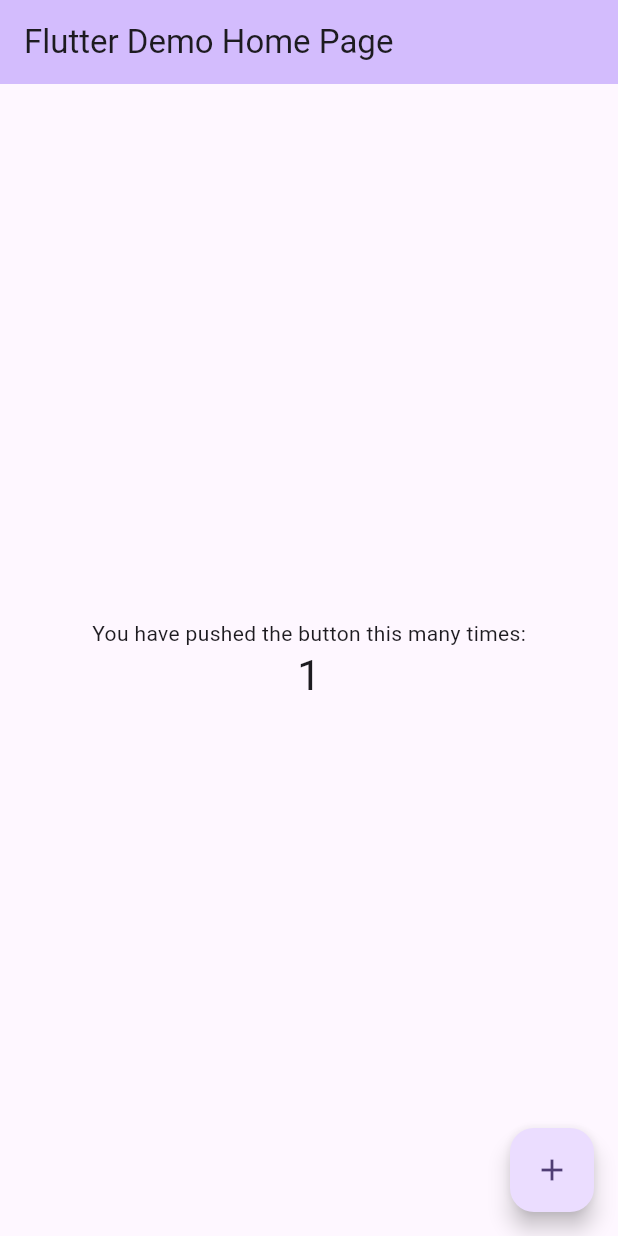
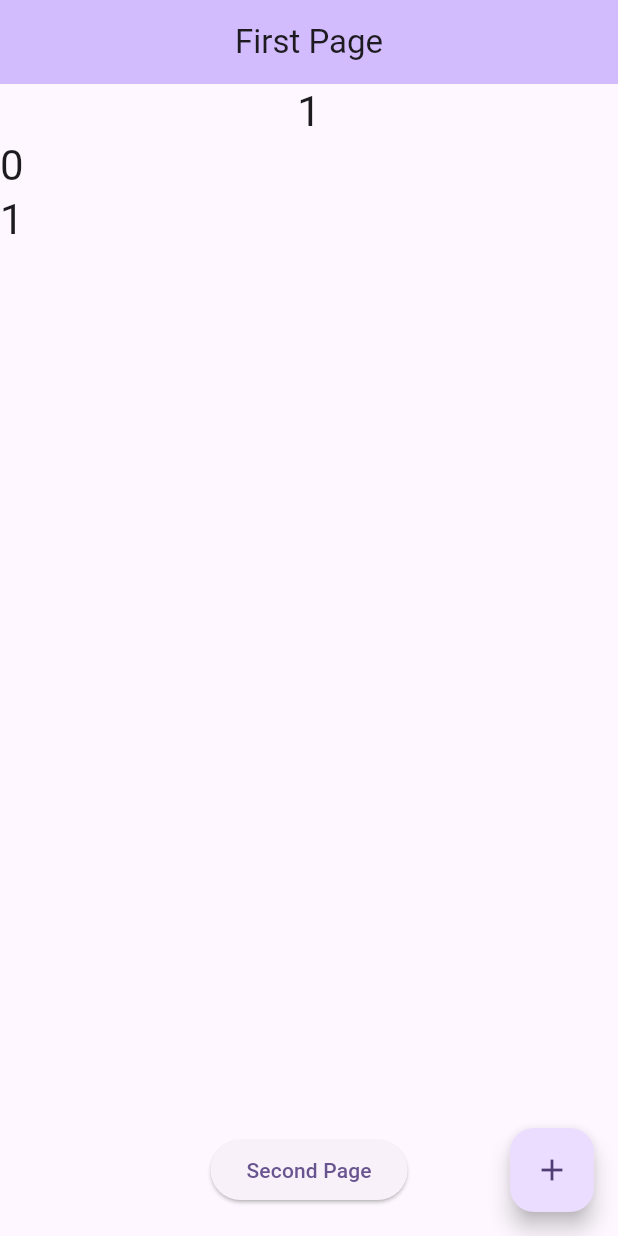
Before and after one commit to siddhant-vij/provider_state_management_demo, a Flutter app: the screen it shows after launch, after a tap on the "add" icon, on a phone screen of 412 x 824 dp. Run offline on Flutter 3.47's test engine with Material 3 defaults, Android fonts, the phone set to English and light mode, and no system bars.

Commit message:
Demo: Provider Package
- State Management across App Pages.

```diff
--- /dev/null
+++ b/lib/first.dart
@@ -0,0 +1,68 @@
+import 'package:flutter/material.dart';
+import 'package:provider/provider.dart';
+
+import 'list_provider.dart';
+import 'second.dart';
+
+class FirstPage extends StatefulWidget {
+  const FirstPage({super.key});
+
+  @override
+  State<FirstPage> createState() => _FirstPageState();
+}
+
+class _FirstPageState extends State<FirstPage> {
+  @override
+  Widget build(BuildContext context) {
+    return Consumer<NumbersListProvider>(
+      builder: (context, number, child) {
+        return Scaffold(
+          appBar: AppBar(
+            backgroundColor: Theme.of(context).colorScheme.inversePrimary,
+            title: const Center(
+              child: Text('First Page'),
+            ),
+          ),
+          body: Column(
+            children: [
+              Text(
+                number.numbers.last.toString(),
+                style: Theme.of(context).textTheme.headlineMedium,
+              ),
+              Expanded(
+                child: ListView.builder(
+                  itemBuilder: (context, index) {
+                    return Text(
+                      number.numbers[index].toString(),
+                      style: Theme.of(context).textTheme.headlineMedium,
+                    );
+                  },
+                  itemCount: number.numbers.length,
+                ),
+              ),
+              const SizedBox(height: 20),
+              ElevatedButton(
+                onPressed: () {
+                  Navigator.push(
+                    context,
+                    MaterialPageRoute(
+                      builder: (context) => const SecondPage(),
+                    ),
+                  );
+                },
+                child: const Text('Second Page'),
+              ),
+              const SizedBox(height: 20),
+            ],
+          ),
+          floatingActionButton: FloatingActionButton(
+            onPressed: () {
+              number.addNumber();
+            },
+            child: const Icon(Icons.add),
+          ),
+        );
+      },
+    );
+  }
+}
--- /dev/null
+++ b/lib/list_provider.dart
@@ -0,0 +1,10 @@
+import 'package:flutter/material.dart';
+
+class NumbersListProvider extends ChangeNotifier {
+  List<int> numbers = [0];
+
+  void addNumber() {
+    numbers.add(numbers.last + 1);
+    notifyListeners();
+  }
+}
--- a/lib/main.dart
+++ b/lib/main.dart
@@ -1,4 +1,8 @@
 import 'package:flutter/material.dart';
+import 'package:provider/provider.dart';
+import 'package:provider_state_management_demo/first.dart';
+
+import 'list_provider.dart';
 
 void main() {
   runApp(const MyApp());
@@ -7,119 +11,20 @@ void main() {
 class MyApp extends StatelessWidget {
   const MyApp({super.key});
 
-  // This widget is the root of your application.
   @override
   Widget build(BuildContext context) {
-    return MaterialApp(
-      title: 'Flutter Demo',
-      theme: ThemeData(
-        // This is the theme of your application.
-        //
-        // TRY THIS: Try running your application with "flutter run". You'll see
-        // the application has a purple toolbar. Then, without quitting the app,
-        // try changing the seedColor in the colorScheme below to Colors.green
-        // and then invoke "hot reload" (save your changes or press the "hot
-        // reload" button in a Flutter-supported IDE, or press "r" if you used
-        // the command line to start the app).
-        //
-        // Notice that the counter didn't reset back to zero; the application
-        // state is not lost during the reload. To reset the state, use hot
-        // restart instead.
-        //
-        // This works for code too, not just values: Most code changes can be
-        // tested with just a hot reload.
-        colorScheme: ColorScheme.fromSeed(seedColor: Colors.deepPurple),
-        useMaterial3: true,
+    return MultiProvider(
+      providers: [
+        ChangeNotifierProvider(create: (_) => NumbersListProvider()),
+      ],
+      child: MaterialApp(
+        home: const FirstPage(),
+        debugShowCheckedModeBanner: false,
+        theme: ThemeData(
+          colorScheme: ColorScheme.fromSeed(seedColor: Colors.deepPurple),
+          useMaterial3: true,
+        ),
       ),
-      home: const MyHomePage(title: 'Flutter Demo Home Page'),
     );
   }
 }
-
-class MyHomePage extends StatefulWidget {
-  const MyHomePage({super.key, required this.title});
-
-  // This widget is the home page of your application. It is stateful, meaning
-  // that it has a State object (defined below) that contains fields that affect
-  // how it looks.
-
-  // This class is the configuration for the state. It holds the values (in this
-  // case the title) provided by the parent (in this case the App widget) and
-  // used by the build method of the State. Fields in a Widget subclass are
-  // always marked "final".
-
-  final String title;
-
-  @override
-  State<MyHomePage> createState() => _MyHomePageState();
-}
-
-class _MyHomePageState extends State<MyHomePage> {
-  int _counter = 0;
-
-  void _incrementCounter() {
-    setState(() {
-      // This call to setState tells the Flutter framework that something has
-      // changed in this State, which causes it to rerun the build method below
-      // so that the display can reflect the updated values. If we changed
-      // _counter without calling setState(), then the build method would not be
-      // called again, and so nothing would appear to happen.
-      _counter++;
-    });
-  }
-
-  @override
-  Widget build(BuildContext context) {
-    // This method is rerun every time setState is called, for instance as done
-    // by the _incrementCounter method above.
-    //
-    // The Flutter framework has been optimized to make rerunning build methods
-    // fast, so that you can just rebuild anything that needs updating rather
-    // than having to individually change instances of widgets.
-    return Scaffold(
-      appBar: AppBar(
-        // TRY THIS: Try changing the color here to a specific color (to
-        // Colors.amber, perhaps?) and trigger a hot reload to see the AppBar
-        // change color while the other colors stay the same.
-        backgroundColor: Theme.of(context).colorScheme.inversePrimary,
-        // Here we take the value from the MyHomePage object that was created by
-        // the App.build method, and use it to set our appbar title.
-        title: Text(widget.title),
-      ),
-      body: Center(
-        // Center is a layout widget. It takes a single child and positions it
-        // in the middle of the parent.
-        child: Column(
-          // Column is also a layout widget. It takes a list of children and
-          // arranges them vertically. By default, it sizes itself to fit its
-          // children horizontally, and tries to be as tall as its parent.
-          //
-          // Column has various properties to control how it sizes itself and
-          // how it positions its children. Here we use mainAxisAlignment to
-          // center the children vertically; the main axis here is the vertical
-          // axis because Columns are vertical (the cross axis would be
-          // horizontal).
-          //
-          // TRY THIS: Invoke "debug painting" (choose the "Toggle Debug Paint"
-          // action in the IDE, or press "p" in the console), to see the
-          // wireframe for each widget.
-          mainAxisAlignment: MainAxisAlignment.center,
-          children: <Widget>[
-            const Text(
-              'You have pushed the button this many times:',
-            ),
-            Text(
-              '$_counter',
-              style: Theme.of(context).textTheme.headlineMedium,
-            ),
-          ],
-        ),
-      ),
-      floatingActionButton: FloatingActionButton(
-        onPressed: _incrementCounter,
-        tooltip: 'Increment',
-        child: const Icon(Icons.add),
-      ), // This trailing comma makes auto-formatting nicer for build methods.
-    );
-  }
-}
--- a/pubspec.yaml
+++ b/pubspec.yaml
@@ -11,6 +11,7 @@ dependencies:
   flutter:
     sdk: flutter
   cupertino_icons: ^1.0.2
+  provider: ^6.1.1
 
 dev_dependencies:
   flutter_test:
```
Also changed, not shown: lib/second.dart (added, +69 -0 lines), pubspec.lock.
